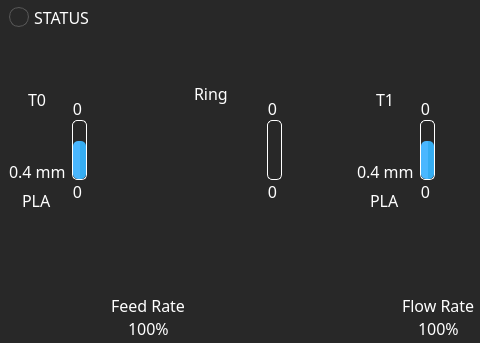
FracktalWorks/ControlCenter, file octoprint_ControlCenter/ui/home_screen/home_screen.ui: the form before one commit; both pictures show x 0 to 480 and y 0 to 343 of the 1024 by 626 pixel window.
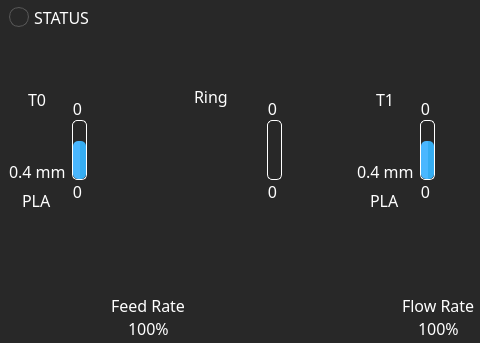
The form after the commit. Icons and pictures are not drawn.

Patch:
```diff
--- a/octoprint_ControlCenter/ui/home_screen/home_screen.ui
+++ b/octoprint_ControlCenter/ui/home_screen/home_screen.ui
@@ -530,7 +530,7 @@
                  <property name="sizeHint" stdset="0">
                   <size>
                    <width>0</width>
-                   <height>0</height>
+                   <height>40</height>
                   </size>
                  </property>
                 </spacer>
@@ -610,7 +610,7 @@
                  <property name="sizeHint" stdset="0">
                   <size>
                    <width>0</width>
-                   <height>50</height>
+                   <height>45</height>
                   </size>
                  </property>
                 </spacer>
```
